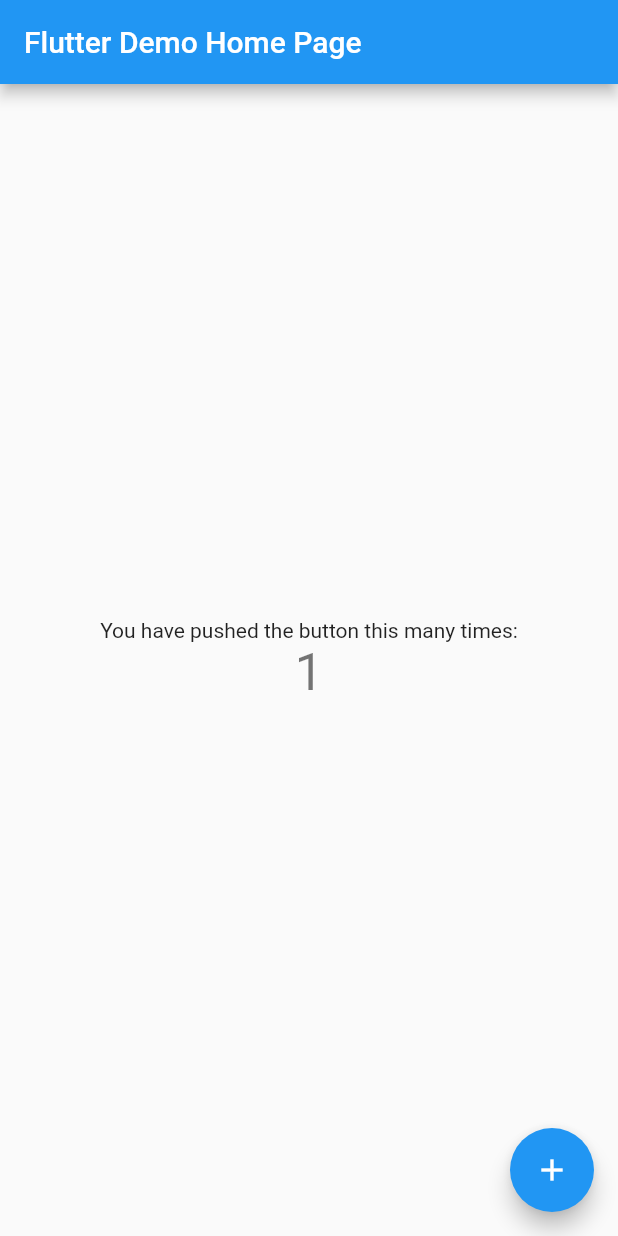
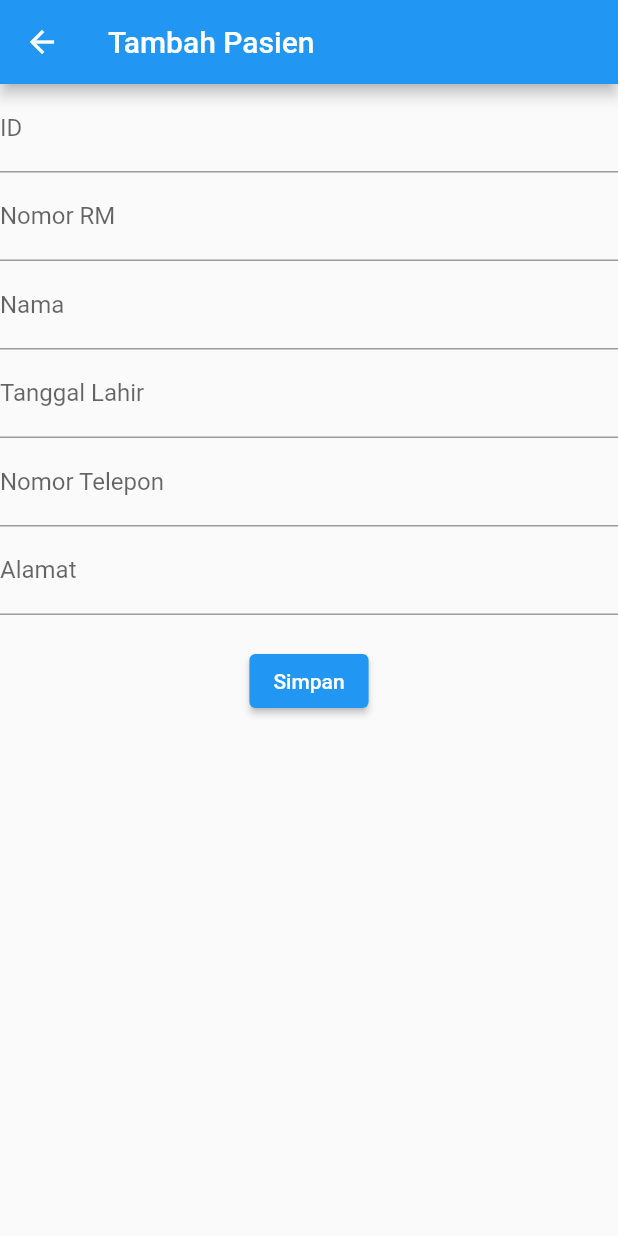
Before and after one commit to Azure543/tugas-mobprog, a Flutter app: the screen it shows after launch, after a tap on the "add" icon, on a phone screen of 412 x 824 dp. Run offline on Flutter 3.47's test engine with Material 2 defaults, Android fonts, the phone set to English and light mode, and no system bars.

Commit message:
Tugas MobProg 02

```diff
--- a/lib/main.dart
+++ b/lib/main.dart
@@ -1,115 +1,19 @@
 import 'package:flutter/material.dart';
+import 'package:klinik_app/ui/pasien/pasien_page.dart';
+import 'package:klinik_app/ui/pegawai/pegawai_page.dart';
+import 'package:klinik_app/ui/poli/poli_page.dart';
 
-void main() {
-  runApp(const MyApp());
-}
+void main() => runApp(const MyApp());
 
 class MyApp extends StatelessWidget {
-  const MyApp({super.key});
+  const MyApp({Key? key}) : super(key: key);
 
-  // This widget is the root of your application.
   @override
   Widget build(BuildContext context) {
-    return MaterialApp(
-      title: 'Flutter Demo',
-      theme: ThemeData(
-        // This is the theme of your application.
-        //
-        // Try running your application with "flutter run". You'll see the
-        // application has a blue toolbar. Then, without quitting the app, try
-        // changing the primarySwatch below to Colors.green and then invoke
-        // "hot reload" (press "r" in the console where you ran "flutter run",
-        // or simply save your changes to "hot reload" in a Flutter IDE).
-        // Notice that the counter didn't reset back to zero; the application
-        // is not restarted.
-        primarySwatch: Colors.blue,
-      ),
-      home: const MyHomePage(title: 'Flutter Demo Home Page'),
+    return const MaterialApp(
+      title: 'Klinik APP',
+      debugShowCheckedModeBanner: false,
+      home: PasienPage(),
     );
   }
 }
-
-class MyHomePage extends StatefulWidget {
-  const MyHomePage({super.key, required this.title});
-
-  // This widget is the home page of your application. It is stateful, meaning
-  // that it has a State object (defined below) that contains fields that affect
-  // how it looks.
-
-  // This class is the configuration for the state. It holds the values (in this
-  // case the title) provided by the parent (in this case the App widget) and
-  // used by the build method of the State. Fields in a Widget subclass are
-  // always marked "final".
-
-  final String title;
-
-  @override
-  State<MyHomePage> createState() => _MyHomePageState();
-}
-
-class _MyHomePageState extends State<MyHomePage> {
-  int _counter = 0;
-
-  void _incrementCounter() {
-    setState(() {
-      // This call to setState tells the Flutter framework that something has
-      // changed in this State, which causes it to rerun the build method below
-      // so that the display can reflect the updated values. If we changed
-      // _counter without calling setState(), then the build method would not be
-      // called again, and so nothing would appear to happen.
-      _counter++;
-    });
-  }
-
-  @override
-  Widget build(BuildContext context) {
-    // This method is rerun every time setState is called, for instance as done
-    // by the _incrementCounter method above.
-    //
-    // The Flutter framework has been optimized to make rerunning build methods
-    // fast, so that you can just rebuild anything that needs updating rather
-    // than having to individually change instances of widgets.
-    return Scaffold(
-      appBar: AppBar(
-        // Here we take the value from the MyHomePage object that was created by
-        // the App.build method, and use it to set our appbar title.
-        title: Text(widget.title),
-      ),
-      body: Center(
-        // Center is a layout widget. It takes a single child and positions it
-        // in the middle of the parent.
-        child: Column(
-          // Column is also a layout widget. It takes a list of children and
-          // arranges them vertically. By default, it sizes itself to fit its
-          // children horizontally, and tries to be as tall as its parent.
-          //
-          // Invoke "debug painting" (press "p" in the console, choose the
-          // "Toggle Debug Paint" action from the Flutter Inspector in Android
-          // Studio, or the "Toggle Debug Paint" command in Visual Studio Code)
-          // to see the wireframe for each widget.
-          //
-          // Column has various properties to control how it sizes itself and
-          // how it positions its children. Here we use mainAxisAlignment to
-          // center the children vertically; the main axis here is the vertical
-          // axis because Columns are vertical (the cross axis would be
-          // horizontal).
-          mainAxisAlignment: MainAxisAlignment.center,
-          children: <Widget>[
-            const Text(
-              'You have pushed the button this many times:',
-            ),
-            Text(
-              '$_counter',
-              style: Theme.of(context).textTheme.headlineMedium,
-            ),
-          ],
-        ),
-      ),
-      floatingActionButton: FloatingActionButton(
-        onPressed: _incrementCounter,
-        tooltip: 'Increment',
-        child: const Icon(Icons.add),
-      ), // This trailing comma makes auto-formatting nicer for build methods.
-    );
-  }
-}
--- /dev/null
+++ b/lib/model/pasien.dart
@@ -0,0 +1,11 @@
+class Pasien {
+  late int id;
+  late int nomorRm;
+  late String nama;
+  late String tanggalLahir;
+  late String nomorTelepon;
+  late String alamat;
+
+  Pasien(this.id, this.nomorRm, this.nama, this.tanggalLahir, this.nomorTelepon,
+      this.alamat);
+}
--- /dev/null
+++ b/lib/model/poli.dart
@@ -0,0 +1,6 @@
+class Poli {
+  String? id;
+  late String namaPoli;
+
+  Poli(this.id, this.namaPoli);
+}
--- /dev/null
+++ b/lib/ui/pasien/pasien_form.dart
@@ -0,0 +1,50 @@
+import 'package:flutter/material.dart';
+
+class PasienForm extends StatefulWidget {
+  const PasienForm({Key? key}) : super(key: key);
+
+  @override
+  State<PasienForm> createState() => _PasienFormState();
+}
+
+class _PasienFormState extends State<PasienForm> {
+  final _formKey = GlobalKey();
+
+  @override
+  Widget build(BuildContext context) {
+    return Scaffold(
+      appBar: AppBar(title: const Text('Tambah Pasien'),),
+      body: SingleChildScrollView(
+        child: Form(
+          key: _formKey,
+          child: Column(
+            children: [
+              TextField(
+                decoration: const InputDecoration(labelText: 'ID'),
+              ),
+              TextField(
+                decoration: const InputDecoration(labelText: 'Nomor RM'),
+              ),
+              TextField(
+                decoration: const InputDecoration(labelText: 'Nama'),
+              ),
+              TextField(
+                decoration: const InputDecoration(labelText: 'Tanggal Lahir'),
+              ),
+              TextField(
+                decoration: const InputDecoration(labelText: 'Nomor Telepon'),
+              ),
+              TextField(
+                decoration: const InputDecoration(labelText: 'Alamat'),
+              ),
+              SizedBox(
+                height: 20,
+              ),
+              ElevatedButton(onPressed: () {}, child: const Text('Simpan'))
+            ],
+          ),
+        ),
+      ),
+    );
+  }
+}
--- /dev/null
+++ b/lib/ui/pasien/pasien_item.dart
@@ -0,0 +1,32 @@
+import 'package:flutter/material.dart';
+import '../../model/pasien.dart';
+import 'pasien_detail.dart';
+
+class PasienItem extends StatelessWidget {
+  final Pasien pasien;
+
+  PasienItem(this.pasien, {super.key});
+
+  @override
+  Widget build(BuildContext context) {
+    return GestureDetector(
+      child: Card(
+        child: ListTile(
+          title: Text(pasien.nama),
+        ),
+      ),
+      onTap: () {
+        Navigator.push(
+            context,
+            MaterialPageRoute(
+                builder: (context) => PasienDetail(
+                    pasien.nama,
+                    pasien.nomorRm,
+                    pasien.tanggalLahir,
+                    pasien.nomorTelepon,
+                    pasien.alamat,
+                    pasien.id)));
+      },
+    );
+  }
+}
--- /dev/null
+++ b/lib/ui/pasien/pasien_page.dart
@@ -0,0 +1,37 @@
+import 'package:flutter/material.dart';
+import 'package:klinik_app/model/pasien.dart';
+import 'package:klinik_app/ui/pasien/pasien_detail.dart';
+import 'package:klinik_app/ui/pasien/pasien_form.dart';
+import 'package:klinik_app/ui/pasien/pasien_item.dart';
+
+class PasienPage extends StatefulWidget {
+  const PasienPage({Key? key}) : super(key: key);
+
+  @override
+  State<PasienPage> createState() => _PasienPageState();
+}
+
+class _PasienPageState extends State<PasienPage> {
+  @override
+  Widget build(BuildContext context) {
+    return Scaffold(
+        appBar: AppBar(
+          title: const Text('Daftar Pasien'),
+          actions: [
+            GestureDetector(
+              child: const Icon(Icons.add),
+              onTap: () {
+                Navigator.push(context,
+                    MaterialPageRoute(builder: (context) => PasienForm()));
+              },
+            )
+          ],
+        ),
+        body: ListView(
+          children: [
+            PasienItem(Pasien(1, 00001, 'Abdul Aziz', '2003-09-14',
+                '085156682274', 'Johar Baru'))
+          ],
+        ));
+  }
+}
```
Also changed, not shown: lib/model/pegawai.dart (added, +12 -0 lines), lib/ui/pasien/pasien_detail.dart (added, +76 -0 lines), lib/ui/pegawai/pegawai_detail.dart (added, +82 -0 lines), lib/ui/pegawai/pegawai_form.dart (added, +52 -0 lines), lib/ui/pegawai/pegawai_item.dart (added, +34 -0 lines), lib/ui/pegawai/pegawai_page.dart (added, +38 -0 lines), lib/ui/poli/poli_detail.dart (added, +51 -0 lines), lib/ui/poli/poli_form.dart (added, +37 -0 lines), lib/ui/poli/poli_item.dart (added, +24 -0 lines), lib/ui/poli/poli_page.dart (added, +40 -0 lines).
